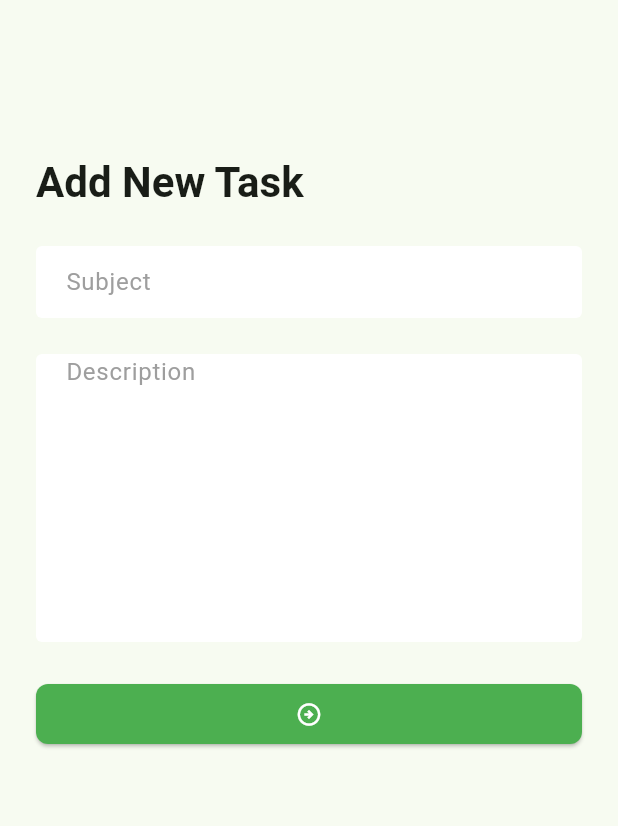
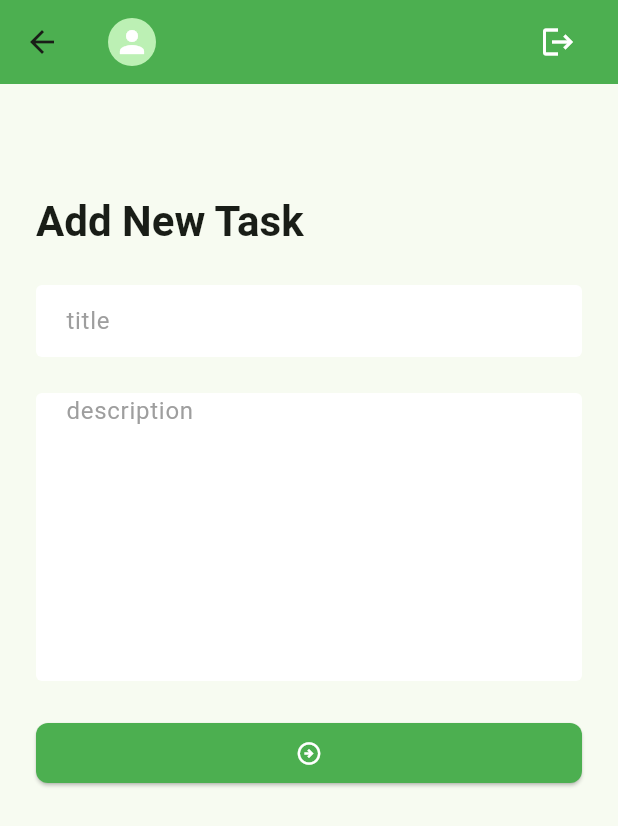
Before and after one commit to wahiduzzamanbappy/task_manager, a Flutter app: the AddNewTaskScreen screen opened directly, on a phone screen of 412 x 824 dp. Shown: the top 826 px of the screen. Run offline on Flutter 3.47's test engine with Material 3 defaults, Android fonts, the phone set to English and light mode, and no system bars; our stand-ins replace flutter_svg, image_picker, pin_code_fields, shared_preferences; accounts and stored records are empty.

Commit message:
Screen issues solve and feature added.

```diff
--- a/lib/data/utils/urls.dart
+++ b/lib/data/utils/urls.dart
@@ -12,6 +12,8 @@ class Urls {
   static String recoverVerifyEmailUrl(String email) => '$_baseUrl/RecoverVerifyEmail/$email';
   static String recoverVerifyOtpUrl(String email, String otp) => '$_baseUrl/RecoverVerifyOTP/$email/$otp';
   static const String recoverResetPassUrl = '$_baseUrl/RecoverResetPass';
+
+  static var updateProfile;
   static String updateStatusUrl(String id, String status) => '$_baseUrl/updateTaskStatus/$id/$status';
   static String deleteTaskUrl(String id) => '$_baseUrl/deleteTask/$id';
 
--- a/lib/ui/screens/add_new_task_screen.dart
+++ b/lib/ui/screens/add_new_task_screen.dart
@@ -2,6 +2,7 @@ import 'package:flutter/material.dart';
 import 'package:task_manager/data/service/network_caller.dart';
 import 'package:task_manager/ui/widgets/centered_circle_indicator.dart';
 import 'package:task_manager/ui/widgets/snack_bar_message.dart';
+import 'package:task_manager/ui/widgets/tm_app_bar.dart';
 
 import '../../data/utils/urls.dart';
 
@@ -25,6 +26,7 @@ class _AddNewTaskScreenState extends State<AddNewTaskScreen> {
   Widget build(BuildContext context) {
     final textTheme = Theme.of(context).textTheme;
     return Scaffold(
+      appBar: TMAppBar(textTheme: textTheme),
       body: SingleChildScrollView(
         child: Padding(
           padding: const EdgeInsets.all(24.0),
@@ -33,15 +35,15 @@ class _AddNewTaskScreenState extends State<AddNewTaskScreen> {
             child: Column(
               crossAxisAlignment: CrossAxisAlignment.start,
               children: [
-                const SizedBox(height: 80),
+                const SizedBox(height: 50),
                 Text('Add New Task', style: textTheme.titleLarge),
                 const SizedBox(height: 24),
                 TextFormField(
                   controller: _titleTEController,
-                  decoration: InputDecoration(hintText: 'Subject'),
+                  decoration: InputDecoration(hintText: 'title'),
                   validator: (value) {
                     if (value == null || value.isEmpty) {
-                      return 'Subject cannot be empty';
+                      return 'Title cannot be empty';
                     }
                     return null;
                   },
@@ -50,10 +52,10 @@ class _AddNewTaskScreenState extends State<AddNewTaskScreen> {
                 TextFormField(
                   maxLines: 8,
                   controller: _descriptionTEController,
-                  decoration: InputDecoration(hintText: 'Description'),
+                  decoration: InputDecoration(hintText: 'description'),
                   validator: (value) {
                     if (value == null || value.isEmpty) {
-                      return 'Description cannot be empty';
+                      return 'description cannot be empty';
                     }
                     return null;
                   },
@@ -67,7 +69,6 @@ class _AddNewTaskScreenState extends State<AddNewTaskScreen> {
                       if (_formKey.currentState!.validate()) {
                         _createNewTask();
                       }
-
                     },
                     child: Icon(
                       Icons.arrow_circle_right_outlined,
@@ -98,9 +99,6 @@ class _AddNewTaskScreenState extends State<AddNewTaskScreen> {
     if (response.isSuccess) {
       _clearTextFields();
       showSnackBarMessage(context, 'New task added Successfully!');
-      Future.delayed(const Duration(seconds: 2), () {
-        Navigator.pop(context);
-      });
     } else {
       showSnackBarMessage(context, response.errorMessage);
     }
--- a/lib/ui/screens/forgot_password_verify_otp_screen.dart
+++ b/lib/ui/screens/forgot_password_verify_otp_screen.dart
@@ -141,7 +141,7 @@ class _ForgotPasswordVerifyOtpScreenState
           widget.email.toString(), _otpTEController.text),
     );
 
-    if (response.isSuccess) {
+    if (response.responseData!['status']== 'success') {
       Navigator.push(
           context,
           MaterialPageRoute(
--- a/lib/ui/screens/main_bottom_nav_screen.dart
+++ b/lib/ui/screens/main_bottom_nav_screen.dart
@@ -35,9 +35,9 @@ class _MainBottomNavScreenState extends State<MainBottomNavScreen> {
           NavigationDestination(
               icon: Icon(Icons.new_label_outlined), label: 'New Task'),
           NavigationDestination(
-              icon: Icon(Icons.refresh), label: 'Progress'),
+              icon: Icon(Icons.refresh_outlined), label: 'Progress'),
           NavigationDestination(
-              icon: Icon(Icons.done), label: 'Completed'),
+              icon: Icon(Icons.done_all_rounded), label: 'Completed'),
           NavigationDestination(
               icon: Icon(Icons.cancel_outlined), label: 'Cancelled'),
         ],
--- a/lib/ui/screens/navBarScreens/new_task_list_screen.dart
+++ b/lib/ui/screens/navBarScreens/new_task_list_screen.dart
@@ -62,7 +62,6 @@ class _NewTaskListScreenState extends State<NewTaskListScreen> {
                   visible: !_getNewTaskListInProgress,
                   replacement: const Padding(
                     padding: EdgeInsets.only(top: 280),
-                    // Center progress indicator for task list
                     child: CenteredCircularProgressIndicator(),
                   ),
                   child: _buildTaskListView(),
--- a/lib/ui/widgets/tm_app_bar.dart
+++ b/lib/ui/widgets/tm_app_bar.dart
@@ -1,6 +1,7 @@
 import 'dart:convert';
 import 'package:flutter/material.dart';
 import 'package:task_manager/ui/utils/app_color.dart';
+import 'package:task_manager/ui/widgets/snack_bar_message.dart';
 import '../controllers/auth_controller.dart';
 import '../screens/sign_in_screen.dart';
 import '../screens/update_profile_screen.dart';
@@ -23,10 +24,14 @@ class TMAppBar extends StatelessWidget implements PreferredSizeWidget {
         children: [
           CircleAvatar(
             radius: 16,
-            backgroundImage: MemoryImage(
-              base64Decode(AuthController.userModel?.photo ?? ''),
-            ),
-            onBackgroundImageError: (_, __) => const Icon(Icons.person_outline),
+            backgroundImage: AuthController.userModel?.photo != null &&
+                AuthController.userModel!.photo!.isNotEmpty
+                ? MemoryImage(base64Decode(AuthController.userModel!.photo!))
+                : null,
+            child: AuthController.userModel?.photo == null ||
+                AuthController.userModel!.photo!.isEmpty
+                ? const Icon(Icons.person, color: Colors.white)
+                : null,
           ),
           const SizedBox(width: 8),
           Expanded(
@@ -64,6 +69,7 @@ class TMAppBar extends StatelessWidget implements PreferredSizeWidget {
       ),
     );
   }
+
   void _logOutFromTaskListScreen(BuildContext context) {
     showDialog(
         context: context,
@@ -74,12 +80,13 @@ class TMAppBar extends StatelessWidget implements PreferredSizeWidget {
             actions: [
               TextButton(
                 onPressed: () async {
-            await AuthController.clearUserData();
-            Navigator.pushNamedAndRemoveUntil(
-                context, SignInScreen.name, (predicate) => false);
-          },
+                  await AuthController.clearUserData();
+                  Navigator.pushNamedAndRemoveUntil(
+                      context, SignInScreen.name, (predicate) => false);
+                  showSnackBarMessage(context, 'Logged Out successfully');
+                },
                 child: Text(
-                  'LogOut',
+                  'Yes',
                   style: TextStyle(color: Colors.red),
                 ),
               ),
@@ -88,7 +95,7 @@ class TMAppBar extends StatelessWidget implements PreferredSizeWidget {
                   Navigator.pop(context);
                 },
                 child: Text(
-                  'Cancel',
+                  'No',
                   style: TextStyle(color: Colors.green),
                 ),
               ),
```
Also changed, not shown: lib/ui/screens/update_profile_screen.dart (+62 -18 lines), lib/ui/widgets/task_item_widget.dart (+8 -8 lines).
